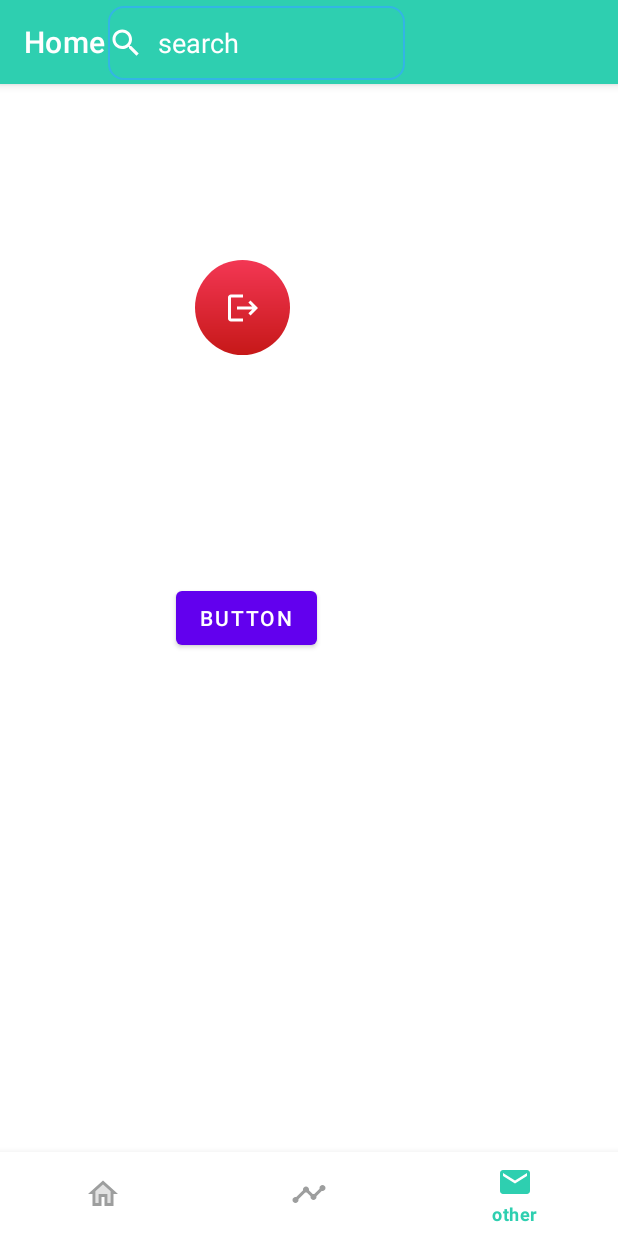
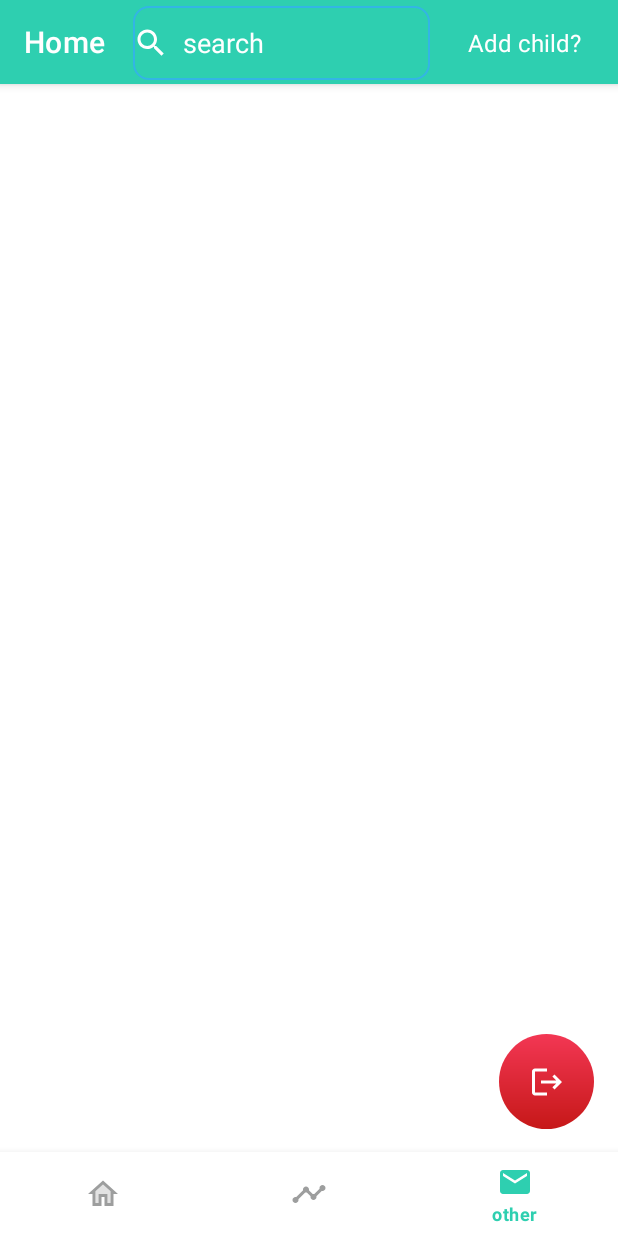
Before and after one commit to JasonSDMN2001/firebasetest1, an Android app: the MainActivity3 screen opened directly, with no data from a screen before it, item 3 of the bottom bar chosen, on a phone screen of 412 x 824 dp. Run offline under Robolectric (Android 15) with nearby library versions, the phone set to English and light mode, and no system bars; our stand-ins replace Firebase (no records; nobody signed in at launch, a user with empty details on screens opened directly).

Commit message:
2nd child differetion added

```diff
--- a/app/src/main/java/com/unipi/boidanis/firebasetest1/MainActivity3.java
+++ b/app/src/main/java/com/unipi/boidanis/firebasetest1/MainActivity3.java
@@ -1,6 +1,4 @@
 package com.unipi.boidanis.firebasetest1;
-
-import static androidx.fragment.app.FragmentManager.POP_BACK_STACK_INCLUSIVE;
 
 import androidx.annotation.NonNull;
 import androidx.appcompat.app.AlertDialog;
@@ -12,25 +10,31 @@ import androidx.fragment.app.FragmentTransaction;
 
 
 import android.content.Context;
-import android.content.Intent;
+import android.graphics.Color;
 import android.graphics.Rect;
 import android.os.Bundle;
 import android.view.MenuItem;
 import android.view.MotionEvent;
 import android.view.View;
 import android.view.inputmethod.InputMethodManager;
+import android.widget.AdapterView;
+import android.widget.ArrayAdapter;
 import android.widget.EditText;
+import android.widget.Spinner;
 import android.widget.TextView;
 
-import com.google.android.material.bottomnavigation.BottomNavigationView;
 import com.google.android.material.navigation.NavigationBarView;
 import com.google.firebase.auth.FirebaseAuth;
 import com.google.firebase.auth.FirebaseUser;
+import com.google.firebase.database.DataSnapshot;
+import com.google.firebase.database.DatabaseError;
 import com.google.firebase.database.DatabaseReference;
 import com.google.firebase.database.FirebaseDatabase;
+import com.google.firebase.database.ValueEventListener;
 import com.unipi.boidanis.firebasetest1.databinding.ActivityMain3Binding;
 
 import java.util.ArrayDeque;
+import java.util.ArrayList;
 import java.util.Deque;
 
 public class MainActivity3 extends AppCompatActivity {
@@ -38,12 +42,12 @@ public class MainActivity3 extends AppCompatActivity {
     FirebaseDatabase database;
     DatabaseReference myRef,reference;
     FirebaseUser user;
-    TextView textView3;
     Toolbar myToolbar;
     ActivityMain3Binding binding;
     Deque<Integer> integerDeque = new ArrayDeque<>(3);
     boolean flag =true;
-
+    String babyname;
+    Spinner spinner;
     @Override
     protected void onCreate(Bundle savedInstanceState) {
         super.onCreate(savedInstanceState);
@@ -97,8 +101,41 @@ public class MainActivity3 extends AppCompatActivity {
         database = FirebaseDatabase.getInstance();
         mAuth = FirebaseAuth.getInstance();
         user = mAuth.getCurrentUser();
-        textView3 = findViewById(R.id.textView3);
-        textView3.setText(user.getDisplayName());
+        ArrayList<String> list = new ArrayList<String>();
+        spinner = findViewById(R.id.spinner);
+        DatabaseReference reference =  database.getReference("Users").child(mAuth.getUid());
+        reference.addListenerForSingleValueEvent(new ValueEventListener() {
+            @Override
+            public void onDataChange(@NonNull DataSnapshot snapshot) {
+                for (DataSnapshot dataSnapshot: snapshot.getChildren()){
+                    babyname = dataSnapshot.getKey();
+                    if(babyname!=null){
+                        list.add(babyname);
+                    }
+                }
+            }
+
+            @Override
+            public void onCancelled(@NonNull DatabaseError error) {
+
+            }
+        });
+        list.add("Add child?");
+        spinner.setOnItemSelectedListener(new AdapterView.OnItemSelectedListener() {
+            @Override
+            public void onItemSelected(AdapterView<?> adapterView, View view, int i, long l) {
+                ((TextView) adapterView.getChildAt(0)).setTextColor(Color.WHITE);
+            }
+
+            @Override
+            public void onNothingSelected(AdapterView<?> adapterView) {
+
+            }
+        });
+        ArrayAdapter<String> adapter= new ArrayAdapter<String>(this,android.R.layout.simple_spinner_item, list);
+        adapter.setDropDownViewResource(android.R.layout.simple_spinner_dropdown_item);
+        spinner.setAdapter(adapter);
+
     }
 
     private Fragment getFragment(int itemId) {
--- a/app/src/main/java/com/unipi/boidanis/firebasetest1/MainActivity5.java
+++ b/app/src/main/java/com/unipi/boidanis/firebasetest1/MainActivity5.java
@@ -65,7 +65,4 @@ public class MainActivity5 extends AppCompatActivity {
             }
         });
     }
-    public void registerbabybirthdata(){
-
-    }
 }
--- a/app/src/main/java/com/unipi/boidanis/firebasetest1/otherFragment.java
+++ b/app/src/main/java/com/unipi/boidanis/firebasetest1/otherFragment.java
@@ -31,7 +31,7 @@ public class otherFragment extends Fragment implements View.OnClickListener {
     FirebaseUser user;
     ImageButton imageButton;
     FirebaseDatabase database;
-    TextView textView4;
+
     // TODO: Rename parameter arguments, choose names that match
     // the fragment initialization parameters, e.g. ARG_ITEM_NUMBER
     private static final String ARG_PARAM1 = "param1";
@@ -80,8 +80,6 @@ public class otherFragment extends Fragment implements View.OnClickListener {
         database = FirebaseDatabase.getInstance();
         mAuth = FirebaseAuth.getInstance();
         user = mAuth.getCurrentUser();
-        textView4 = (TextView) view.findViewById(R.id.textView4);
-        textView4.setText(user.getDisplayName());
         imageButton = (ImageButton) view.findViewById(R.id.imageButton2);
         imageButton.setOnClickListener(this);
         return view;
--- a/app/src/main/res/layout/activity_main3.xml
+++ b/app/src/main/res/layout/activity_main3.xml
@@ -44,27 +44,24 @@
                 android:inputType="text"
                 android:textColorHint="@color/white"
                 app:layout_constraintBottom_toBottomOf="parent"
-                app:layout_constraintEnd_toEndOf="@+id/textView3"
+                app:layout_constraintEnd_toEndOf="@+id/myToolbar"
                 app:layout_constraintHorizontal_bias="0.413"
-                app:layout_constraintStart_toStartOf="@+id/myToolbar"
+                app:layout_constraintStart_toStartOf="parent"
                 app:layout_constraintTop_toTopOf="parent"
                 app:layout_constraintVertical_bias="0.571" />
 
-            <TextView
-                android:id="@+id/textView3"
+
+            <Spinner
+                android:id="@+id/spinner"
                 android:layout_width="wrap_content"
                 android:layout_height="wrap_content"
-                android:layout_marginStart="338dp"
-                android:layout_marginEnd="16dp"
-                android:text=""
                 android:textColor="#FFFFFF"
-                android:textSize="18sp"
-                android:textStyle="bold"
+                android:background="#2ECFB0"
                 app:layout_constraintBottom_toBottomOf="parent"
-                app:layout_constraintEnd_toEndOf="@+id/myToolbar"
-                app:layout_constraintHorizontal_bias="0.596"
-                app:layout_constraintStart_toStartOf="@+id/myToolbar"
-                app:layout_constraintTop_toTopOf="@+id/myToolbar" />
+                app:layout_constraintEnd_toEndOf="parent"
+                app:layout_constraintStart_toEndOf="@+id/editTextTextPersonName7"
+                app:layout_constraintTop_toTopOf="parent" />
+
 
         </androidx.constraintlayout.widget.ConstraintLayout>
 
--- a/app/src/main/res/layout/activity_main4.xml
+++ b/app/src/main/res/layout/activity_main4.xml
@@ -27,6 +27,7 @@
         android:ems="10"
         android:hint="Weight"
         android:inputType="textPersonName"
+        android:minHeight="48dp"
         app:layout_constraintBottom_toBottomOf="parent"
         app:layout_constraintEnd_toEndOf="parent"
         app:layout_constraintHorizontal_bias="0.497"
--- a/app/src/main/res/layout/fragment_other.xml
+++ b/app/src/main/res/layout/fragment_other.xml
@@ -9,35 +9,17 @@
     <!-- TODO: Update blank fragment layout -->
 
 
-    <Button
-        android:id="@+id/button11"
-        android:layout_width="wrap_content"
-        android:layout_height="wrap_content"
-        android:layout_marginStart="117dp"
-        android:text="Button"
-        app:layout_constraintBottom_toBottomOf="parent"
-        app:layout_constraintStart_toStartOf="parent"
-        app:layout_constraintTop_toTopOf="parent" />
-
-    <TextView
-        android:id="@+id/textView4"
-        android:layout_width="wrap_content"
-        android:layout_height="wrap_content"
-        android:layout_marginStart="18dp"
-        android:layout_marginTop="64dp"
-        android:text="TextView"
-        app:layout_constraintStart_toStartOf="@+id/button11"
-        app:layout_constraintTop_toBottomOf="@+id/button11" />
-
     <ImageButton
         android:id="@+id/imageButton2"
         android:layout_width="63dp"
         android:layout_height="63dp"
-        android:layout_marginStart="130dp"
-        android:layout_marginTop="117dp"
         android:background="@drawable/ripple_button"
         android:src="@drawable/ic_logout"
+        app:layout_constraintBottom_toBottomOf="parent"
+        app:layout_constraintEnd_toEndOf="parent"
+        app:layout_constraintHorizontal_bias="0.954"
         app:layout_constraintStart_toStartOf="parent"
-        app:layout_constraintTop_toTopOf="parent" />
+        app:layout_constraintTop_toTopOf="parent"
+        app:layout_constraintVertical_bias="0.976" />
 
 </androidx.constraintlayout.widget.ConstraintLayout>
```
Also changed, not shown: app/src/main/java/com/unipi/boidanis/firebasetest1/WeightFragment.java (+25 -7 lines), app/src/main/res/layout/fragment_home.xml (+9 -6 lines), app/src/main/res/layout/fragment_weight.xml (+4 -3 lines).
